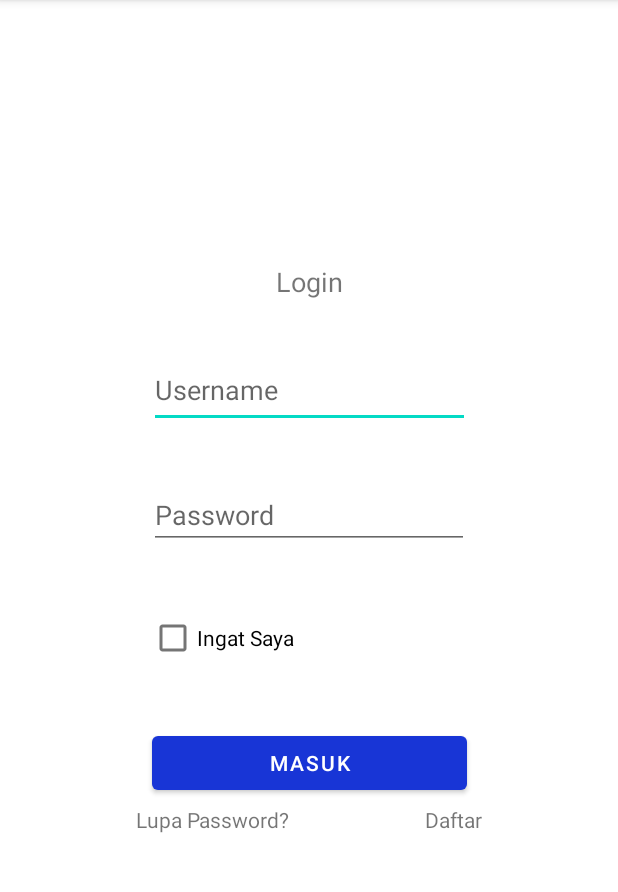
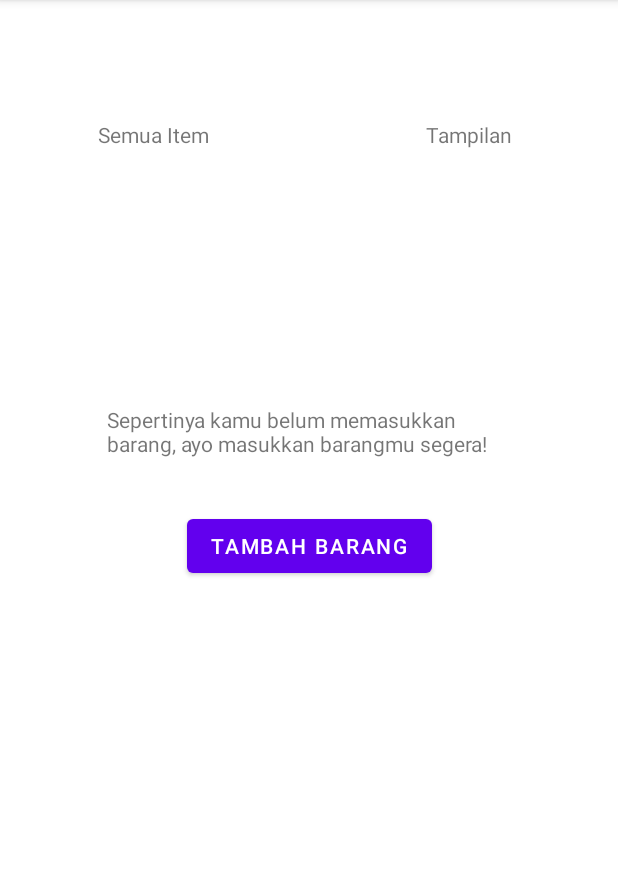
Before and after one commit to billyrefanto/MyKasirPos, an Android app: the screen it shows after launch (MainActivity), on a phone screen of 412 x 824 dp, the part 84-976 px from its top. Run offline under Robolectric (Android 15) with nearby library versions, the phone set to English and light mode, and no system bars.

Commit message:
Penambahan beberapa layout

```diff
--- a/app/src/main/java/org/d3if4041/mykasirpos/MainActivity.kt
+++ b/app/src/main/java/org/d3if4041/mykasirpos/MainActivity.kt
@@ -6,6 +6,6 @@ import android.os.Bundle
 class MainActivity : AppCompatActivity() {
     override fun onCreate(savedInstanceState: Bundle?) {
         super.onCreate(savedInstanceState)
-        setContentView(R.layout.activity_main)
+        setContentView(R.layout.fragment_homepage)
     }
 }
--- a/app/src/main/res/layout/activity_main.xml
+++ b/app/src/main/res/layout/activity_main.xml
@@ -4,85 +4,15 @@
     xmlns:tools="http://schemas.android.com/tools"
     android:layout_width="match_parent"
     android:layout_height="match_parent"
-    android:layout_marginTop="140dp"
-    android:layout_marginBottom="200dp"
     tools:context=".MainActivity">
 
     <TextView
-        android:id="@+id/login"
         android:layout_width="wrap_content"
         android:layout_height="wrap_content"
-        android:text="@string/login"
-        android:textSize="18sp"
-        app:layout_constraintBottom_toTopOf="@id/unamelogin"
+        android:text="Hello World!"
+        app:layout_constraintBottom_toBottomOf="parent"
         app:layout_constraintLeft_toLeftOf="parent"
         app:layout_constraintRight_toRightOf="parent"
         app:layout_constraintTop_toTopOf="parent" />
 
-    <EditText
-        android:id="@+id/unamelogin"
-        android:layout_width="214dp"
-        android:layout_height="50dp"
-        android:ems="10"
-        android:hint="@string/username"
-        android:inputType="textPersonName"
-        app:layout_constraintBottom_toTopOf="@id/passlogin"
-        app:layout_constraintEnd_toEndOf="parent"
-        app:layout_constraintStart_toStartOf="parent"
-        app:layout_constraintTop_toBottomOf="@id/login"
-        android:autofillHints="@string/username" />
-
-    <EditText
-        android:id="@+id/passlogin"
-        android:layout_width="wrap_content"
-        android:layout_height="wrap_content"
-        android:ems="10"
-        android:hint="@string/password"
-        android:inputType="textPassword"
-        app:layout_constraintBottom_toTopOf="@id/checkBox"
-        app:layout_constraintEnd_toEndOf="parent"
-        app:layout_constraintStart_toStartOf="parent"
-        app:layout_constraintTop_toBottomOf="@id/unamelogin"
-        android:autofillHints="@string/password" />
-
-    <Button
-        android:id="@+id/buttonlogin"
-        android:layout_width="210dp"
-        android:layout_height="wrap_content"
-        android:text="@string/masuk"
-        app:backgroundTint="#1835D6"
-        app:layout_constraintBottom_toBottomOf="parent"
-        app:layout_constraintEnd_toEndOf="parent"
-        app:layout_constraintStart_toStartOf="parent"
-        app:layout_constraintTop_toBottomOf="@id/checkBox" />
-
-    <TextView
-        android:id="@+id/textView"
-        android:layout_width="wrap_content"
-        android:layout_height="wrap_content"
-        android:layout_marginTop="4dp"
-        android:text="@string/lupa_password"
-        app:layout_constraintEnd_toStartOf="@id/textView2"
-        app:layout_constraintStart_toStartOf="parent"
-        app:layout_constraintTop_toBottomOf="@id/buttonlogin" />
-
-    <TextView
-        android:id="@+id/textView2"
-        android:layout_width="wrap_content"
-        android:layout_height="wrap_content"
-        android:layout_marginTop="4dp"
-        android:text="@string/daftar"
-        app:layout_constraintEnd_toEndOf="parent"
-        app:layout_constraintStart_toEndOf="@id/textView"
-        app:layout_constraintTop_toBottomOf="@id/buttonlogin" />
-
-    <CheckBox
-        android:id="@+id/checkBox"
-        android:layout_width="wrap_content"
-        android:layout_height="wrap_content"
-        android:text="@string/ingat_saya"
-        app:layout_constraintBottom_toTopOf="@id/buttonlogin"
-        app:layout_constraintStart_toStartOf="@id/passlogin"
-        app:layout_constraintTop_toBottomOf="@id/passlogin" />
-
 </androidx.constraintlayout.widget.ConstraintLayout>
--- /dev/null
+++ b/app/src/main/res/layout/fragment_homepage.xml
@@ -0,0 +1,51 @@
+<?xml version="1.0" encoding="utf-8"?>
+<androidx.constraintlayout.widget.ConstraintLayout
+    xmlns:android="http://schemas.android.com/apk/res/android"
+    xmlns:app="http://schemas.android.com/apk/res-auto"
+    xmlns:tools="http://schemas.android.com/tools"
+    android:layout_width="match_parent"
+    android:layout_height="match_parent">
+
+    <TextView
+        android:id="@+id/semuaItem"
+        android:layout_width="wrap_content"
+        android:layout_height="wrap_content"
+        android:layout_marginTop="80dp"
+        android:text="@string/semua_item"
+        app:layout_constraintEnd_toEndOf="parent"
+        app:layout_constraintHorizontal_bias="0.193"
+        app:layout_constraintStart_toStartOf="parent"
+        app:layout_constraintTop_toTopOf="parent" />
+
+    <TextView
+        android:id="@+id/tampilan"
+        android:layout_width="wrap_content"
+        android:layout_height="wrap_content"
+        android:layout_marginTop="80dp"
+        android:text="@string/tampilan"
+        app:layout_constraintEnd_toEndOf="parent"
+        app:layout_constraintHorizontal_bias="0.671"
+        app:layout_constraintStart_toEndOf="@+id/semuaItem"
+        app:layout_constraintTop_toTopOf="parent" />
+
+    <Button
+        android:id="@+id/buttonTambahBarang"
+        android:layout_width="wrap_content"
+        android:layout_height="wrap_content"
+        android:layout_marginTop="340dp"
+        android:text="@string/tambah_barang"
+        app:layout_constraintEnd_toEndOf="parent"
+        app:layout_constraintStart_toStartOf="parent"
+        app:layout_constraintTop_toTopOf="parent" />
+
+    <TextView
+        android:id="@+id/descTidakAdaBarang"
+        android:layout_width="270dp"
+        android:layout_height="42dp"
+        android:layout_marginBottom="28dp"
+        android:text="@string/desc"
+        app:layout_constraintBottom_toTopOf="@+id/buttonTambahBarang"
+        app:layout_constraintEnd_toEndOf="parent"
+        app:layout_constraintHorizontal_bias="0.503"
+        app:layout_constraintStart_toStartOf="parent" />
+</androidx.constraintlayout.widget.ConstraintLayout>
--- /dev/null
+++ b/app/src/main/res/layout/option_dafar_transaksi.xml
@@ -0,0 +1,6 @@
+<?xml version="1.0" encoding="utf-8"?>
+<androidx.constraintlayout.widget.ConstraintLayout
+    xmlns:android="http://schemas.android.com/apk/res/android" android:layout_width="match_parent"
+    android:layout_height="match_parent">
+
+</androidx.constraintlayout.widget.ConstraintLayout>
--- /dev/null
+++ b/app/src/main/res/layout/option_daftar_barang.xml
@@ -0,0 +1,6 @@
+<?xml version="1.0" encoding="utf-8"?>
+<androidx.constraintlayout.widget.ConstraintLayout
+    xmlns:android="http://schemas.android.com/apk/res/android" android:layout_width="match_parent"
+    android:layout_height="match_parent">
+
+</androidx.constraintlayout.widget.ConstraintLayout>
--- a/app/src/main/res/values/themes.xml
+++ b/app/src/main/res/values/themes.xml
@@ -13,4 +13,10 @@
         <item name="android:statusBarColor" tools:targetApi="l">?attr/colorPrimaryVariant</item>
         <!-- Customize your theme here. -->
     </style>
+    <style name="Theme.MyKasirPos.NoActionBar">
+        <item name="windowActionBar">false</item>
+        <item name="windowNoTitle">true</item>
+    </style>
+    <style name="Theme.MyKasirPos.AppBarOverlay" parent="ThemeOverlay.AppCompat.Dark.ActionBar" />
+    <style name="Theme.MyKasirPos.PopupOverlay" parent="ThemeOverlay.AppCompat.Light" />
 </resources>
```
Also changed, not shown: app/build.gradle (+6 -2 lines), app/src/main/AndroidManifest.xml (+8 -3 lines), app/src/main/java/org/d3if4041/mykasirpos/ui/FungsiContoh.kt (added, +7 -0 lines), app/src/main/java/org/d3if4041/mykasirpos/ui/homepage.kt (added, +26 -0 lines), app/src/main/res/drawable/ic_baseline_add_circle_outline_24.xml (added, +10 -0 lines), app/src/main/res/drawable/ic_baseline_remove_circle_outline_24.xml (added, +10 -0 lines), app/src/main/res/layout/fragment_checkout.xml (added, +86 -0 lines), app/src/main/res/layout/fragment_login.xml (added, +88 -0 lines), app/src/main/res/layout/fragment_struk.xml (added, +164 -0 lines), app/src/main/res/menu/option_menu.xml (added, +21 -0 lines), app/src/main/res/navigation/navigation.xml (added, +18 -0 lines), app/src/main/res/values/strings.xml (+29 -0 lines).
